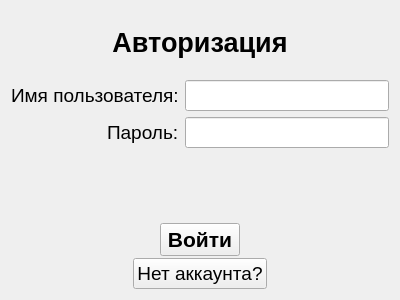
Before: the Qt Designer form window_authorization.ui in zloysergunya/IS_Airport, drawn with Qt 5.
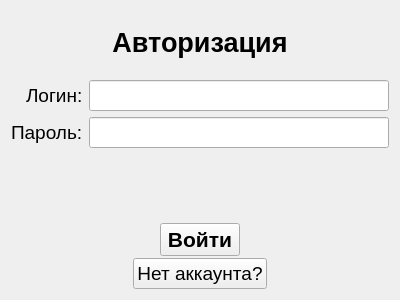
After: the same form once the commit is applied.

The edit to the form file:
```diff
--- a/window_authorization.ui
+++ b/window_authorization.ui
@@ -44,7 +44,7 @@
         </font>
        </property>
        <property name="text">
-        <string>Имя пользователя:</string>
+        <string>Логин:</string>
        </property>
       </widget>
      </item>
```
